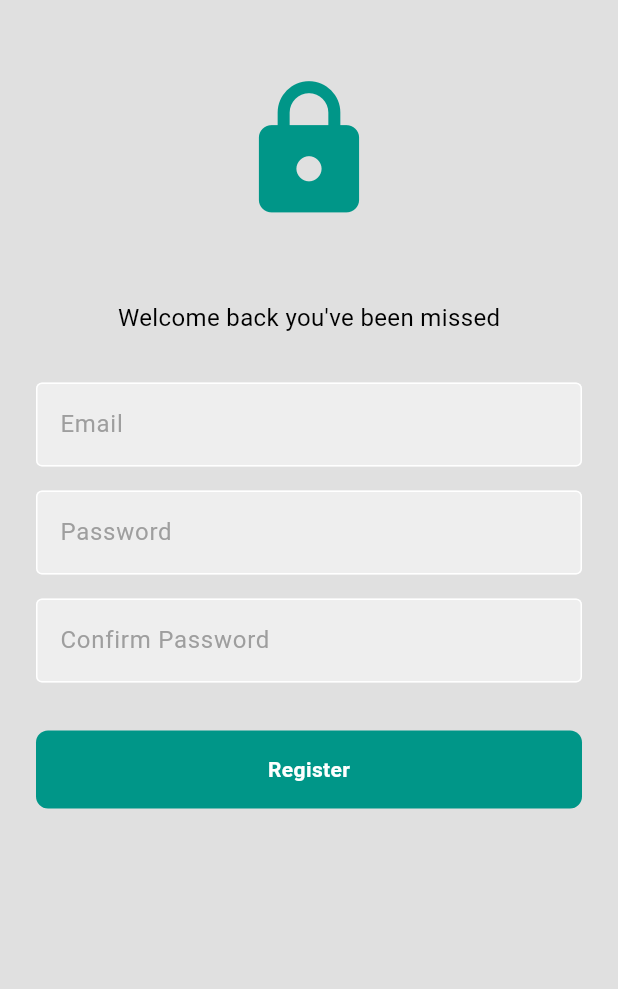
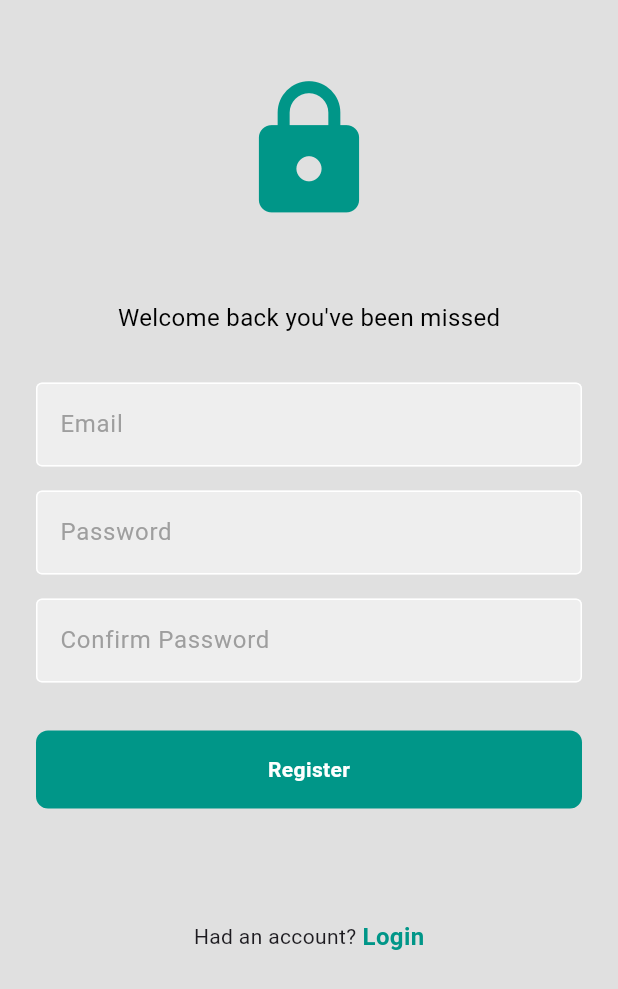
Before and after one commit to Kilany2002/chatapp, a Flutter app: the RegisterScreen screen opened directly, after a tap on "Register", on a phone screen of 412 x 824 dp. Shown: the top 989 px of the screen. Run offline on Flutter 3.47's test engine with Material 3 defaults, Android fonts, the phone set to English and light mode, and no system bars; our stand-ins replace cloud_firestore, firebase_auth, firebase_core; accounts and stored records are empty; network calls fail.

Commit message:
update code

```diff
--- a/lib/pages/register.dart
+++ b/lib/pages/register.dart
@@ -2,6 +2,7 @@ import 'package:flutter/material.dart';
 import '../services/auth/auth_service.dart';
 import '../widget/my_button.dart';
 import '../widget/text_field.dart';
+import 'login.dart';
 
 class RegisterScreen extends StatelessWidget {
   RegisterScreen({super.key});
@@ -67,6 +68,34 @@ class RegisterScreen extends StatelessWidget {
                   text: 'Register',
                     onTap: () => register(context)                ),
 
+                const SizedBox(
+                  height: 50,
+                ),
+                Row(
+                  mainAxisAlignment: MainAxisAlignment.center,
+                  children: [
+                    Text('Had an account?'),
+                    SizedBox(
+                      width: 4,
+                    ),
+                    GestureDetector(
+                      onTap: () {
+                        Navigator.push(
+                            context,
+                            MaterialPageRoute(
+                                builder: (context) => LoginScreen()));
+                      },
+                      child: Text(
+                        'Login',
+                        style: TextStyle(
+                            color: Colors.teal,
+                            fontSize: 16,
+                            fontWeight: FontWeight.bold),
+                      ),
+                    )
+                  ],
+                )
+
               ],
             ),
           )),
--- a/lib/services/auth/auth_service.dart
+++ b/lib/services/auth/auth_service.dart
@@ -1,4 +1,5 @@
 
+import 'package:chatapp/pages/login.dart';
 import 'package:firebase_auth/firebase_auth.dart';
 import 'package:flutter/material.dart';
 
@@ -44,7 +45,7 @@ final FirebaseAuth _firebaseAuth = FirebaseAuth.instance;
             email: email, password: password);
         Navigator.of(context).pushReplacement(
           MaterialPageRoute(
-            builder: (context) =>  ChatScreen(),
+            builder: (context) =>  LoginScreen(),
           ),
         );
       }
```
